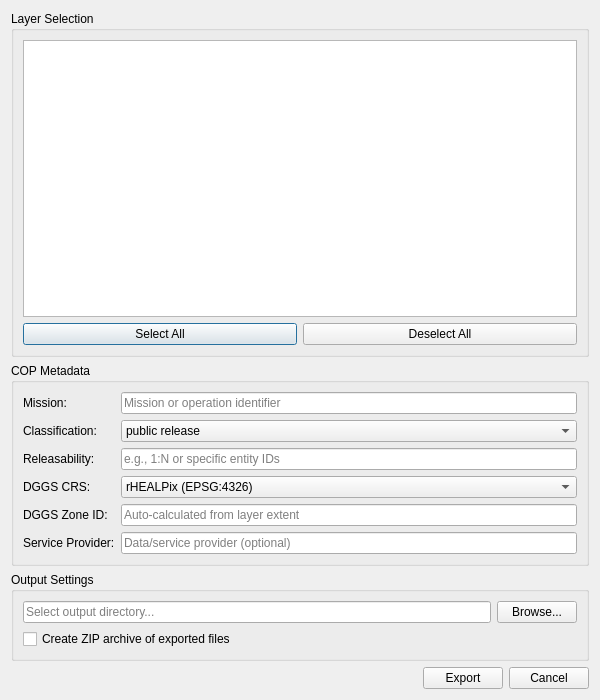
Old version of the form ui/cop_stac_dialog.ui in the repository luciocola/copexporter.
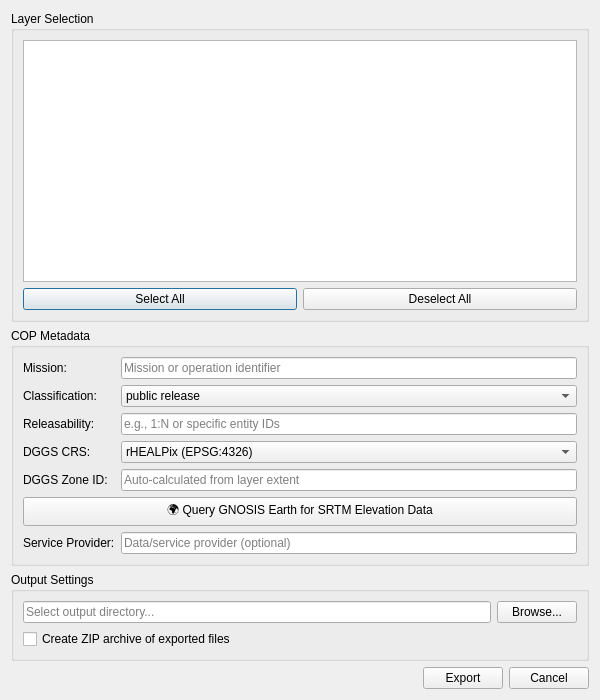
New version of the form.

Commit message:
Add GNOSIS Earth query button to UI
- Add btnQueryGnosis button between DGGS Zone and Service Provider
- Button includes globe emoji and descriptive text
- Tooltip explains SRTM elevation data retrieval
- Spans full width for visibility

```diff
--- a/ui/cop_stac_dialog.ui
+++ b/ui/cop_stac_dialog.ui
@@ -167,14 +167,24 @@
         </property>
        </widget>
       </item>
-      <item row="5" column="0">
+      <item row="5" column="0" colspan="2">
+       <widget class="QPushButton" name="btnQueryGnosis">
+        <property name="text">
+         <string>🌍 Query GNOSIS Earth for SRTM Elevation Data</string>
+        </property>
+        <property name="toolTip">
+         <string>Retrieve SRTM elevation data from GNOSIS Earth API for the selected area</string>
+        </property>
+       </widget>
+      </item>
+      <item row="6" column="0">
        <widget class="QLabel" name="labelServiceProvider">
         <property name="text">
          <string>Service Provider:</string>
         </property>
        </widget>
       </item>
-      <item row="5" column="1">
+      <item row="6" column="1">
        <widget class="QLineEdit" name="lineServiceProvider">
         <property name="placeholderText">
          <string>Data/service provider (optional)</string>
```
